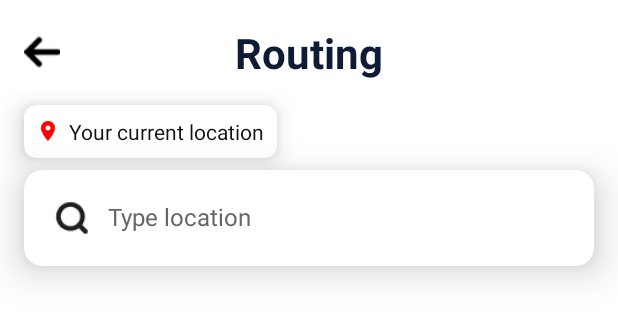
After one commit to bqmxnh/PotholePatrol, an Android app: the layout routing_screen_2.xml on its own in the app's theme, with its tools: preview values and no code run, on a phone screen of 412 x 824 dp. The commit adds this screen. Shown: the top 319 px of the screen. Run offline under Robolectric (Android 15) with nearby library versions, the phone set to English and light mode, and no system bars.

Commit message:
Updated Search Function

```diff
--- /dev/null
+++ b/app/src/main/res/layout/routing_screen_2.xml
@@ -0,0 +1,102 @@
+<?xml version="1.0" encoding="utf-8"?>
+<LinearLayout xmlns:android="http://schemas.android.com/apk/res/android"
+    xmlns:app="http://schemas.android.com/apk/res-auto"
+    android:id="@+id/rootLayout"
+    android:layout_width="match_parent"
+    android:layout_height="match_parent"
+    android:orientation="vertical"
+    android:background="#FFFFFF">
+
+    <RelativeLayout
+        android:id="@+id/headerLayout"
+        android:layout_width="match_parent"
+        android:layout_height="wrap_content"
+        android:padding="16dp">
+
+        <ImageView
+            android:id="@+id/btnBack"
+            android:layout_width="24dp"
+            android:layout_height="24dp"
+            android:src="@drawable/right_arrow"
+            android:layout_centerVertical="true"
+            android:layout_alignParentStart="true"/>
+
+        <TextView
+            android:id="@+id/tvTitle"
+            android:layout_width="wrap_content"
+            android:layout_height="wrap_content"
+            android:text="Routing"
+            android:textColor="#0D1B34"
+            android:textSize="28sp"
+            android:textStyle="bold"
+            android:layout_centerInParent="true"/>
+    </RelativeLayout>
+
+    <androidx.cardview.widget.CardView
+        android:id="@+id/cvCurrentLocation"
+        android:layout_width="wrap_content"
+        android:layout_height="wrap_content"
+        android:layout_marginHorizontal="16dp"
+        android:layout_marginBottom="8dp"
+        app:cardCornerRadius="8dp"
+        app:cardElevation="10dp">
+
+        <LinearLayout
+            android:id="@+id/layoutCurrentLocation"
+            android:layout_width="wrap_content"
+            android:layout_height="wrap_content"
+            android:orientation="horizontal"
+            android:padding="8dp"
+            android:gravity="center_vertical"
+            android:background="@drawable/setting_frame">
+
+            <ImageView
+                android:id="@+id/ivCurrentLocation"
+                android:layout_width="16dp"
+                android:layout_height="16dp"
+                android:src="@drawable/marker_red"/>
+
+            <TextView
+                android:id="@+id/tvCurrentLocation"
+                android:layout_width="wrap_content"
+                android:layout_height="wrap_content"
+                android:text="Your current location"
+                android:textColor="#111111"
+                android:textSize="14sp"
+                android:layout_marginStart="6dp"/>
+        </LinearLayout>
+    </androidx.cardview.widget.CardView>
+
+    <androidx.cardview.widget.CardView
+        android:id="@+id/cvSearch"
+        android:layout_width="match_parent"
+        android:layout_height="wrap_content"
+        android:layout_marginHorizontal="16dp"
+        app:cardCornerRadius="12dp"
+        app:cardElevation="16dp">
+
+        <LinearLayout
+            android:id="@+id/layoutSearch"
+            android:layout_width="match_parent"
+            android:layout_height="wrap_content"
+            android:orientation="horizontal"
+            android:padding="20dp"
+            android:background="@drawable/setting_frame">
+
+            <ImageView
+                android:id="@+id/ivSearch"
+                android:layout_width="24dp"
+                android:layout_height="24dp"
+                android:src="@mipmap/ic_search"/>
+
+            <TextView
+                android:id="@+id/tvSearch"
+                android:layout_width="match_parent"
+                android:layout_height="wrap_content"
+                android:text="Type location"
+                android:textColor="#666666"
+                android:textSize="16sp"
+                android:layout_marginStart="12dp"/>
+        </LinearLayout>
+    </androidx.cardview.widget.CardView>
+</LinearLayout>
```
Also changed, not shown: app/src/main/res/layout/activity_map.xml (+3 -12 lines), app/src/main/res/layout/routing_screen_1.xml (added, +101 -0 lines), app/src/main/res/mipmap-hdpi/departure.png (added).
